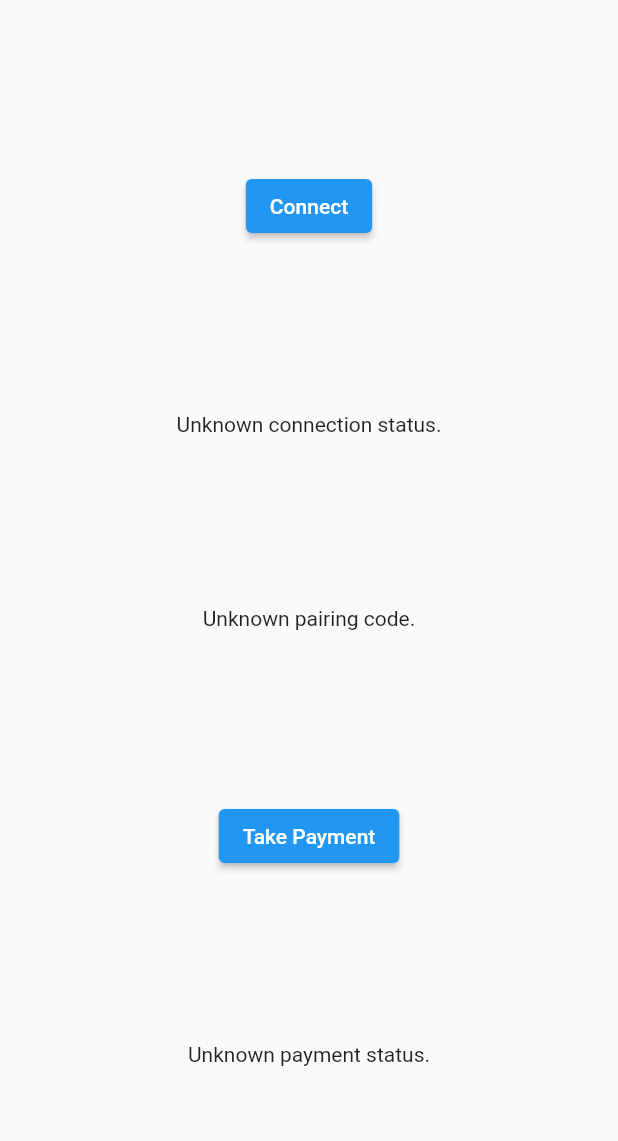
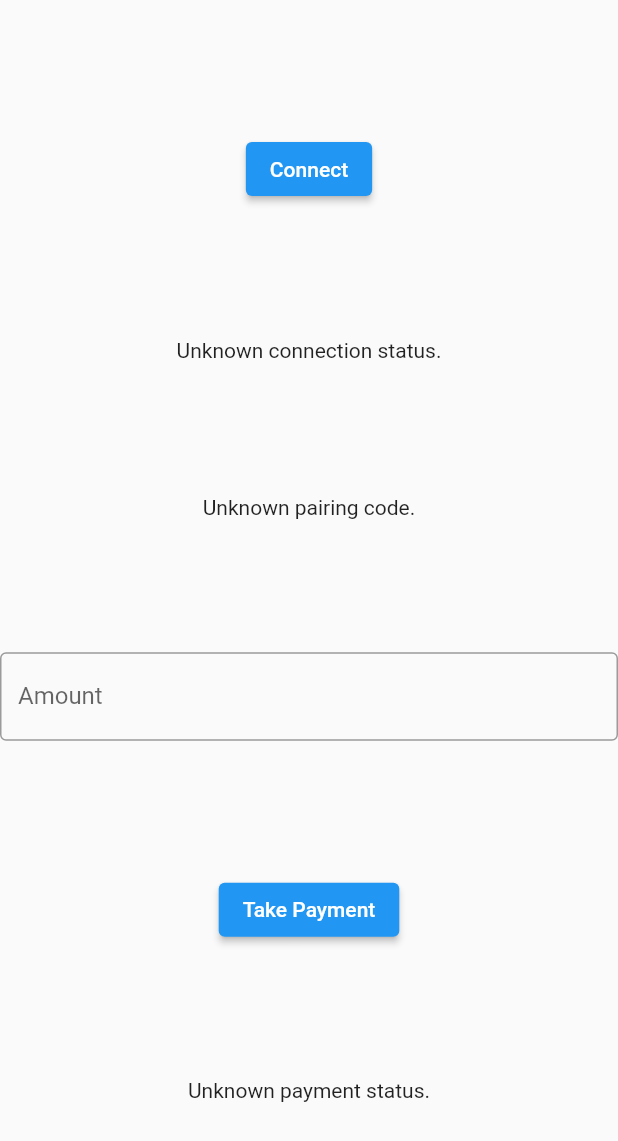
Before and after one commit to phan-dev/clover-semi-integration, a Flutter app: the screen it shows after launch, after a tap on "Take Payment", on a phone screen of 412 x 824 dp. Shown: the top 1141 px of the screen. Run offline on Flutter 3.47's test engine with Material 2 defaults, Android fonts, the phone set to English and light mode, and no system bars.

Commit message:
Enter payment amount

```diff
--- a/lib/main.dart
+++ b/lib/main.dart
@@ -77,10 +77,13 @@ class _MyHomePageState extends State<MyHomePage> {
     });
   }
 
+  final textEditingController = TextEditingController();
+
   Future<void> _takePayment() async {
     String paymentStatus;
+    String amount = textEditingController.text;
     try {
-      final String result = await _platform.invokeMethod('takePayment');
+      final String result = await _platform.invokeMethod('takePayment', amount);
       paymentStatus = 'Payment status: $result';
     } on PlatformException catch (e) {
       paymentStatus = "Failed to take payment: '${e.message}'.";
@@ -128,6 +131,16 @@ class _MyHomePageState extends State<MyHomePage> {
             ),
             Text(_connectionStatus),
             Text(_pairingCode),
+            TextField(
+              obscureText: false,
+              decoration: InputDecoration(
+                border: OutlineInputBorder(),
+                labelText: 'Amount',
+              ),
+              keyboardType: TextInputType.numberWithOptions(decimal:true),
+              inputFormatters: <TextInputFormatter>[FilteringTextInputFormatter.allow(RegExp(r'^\d*\.?\d*$'))],
+              controller: textEditingController,
+            ),
             ElevatedButton(
               child: Text('Take Payment'),
               onPressed: _takePayment,
```
Also changed, not shown: 1 other file.
